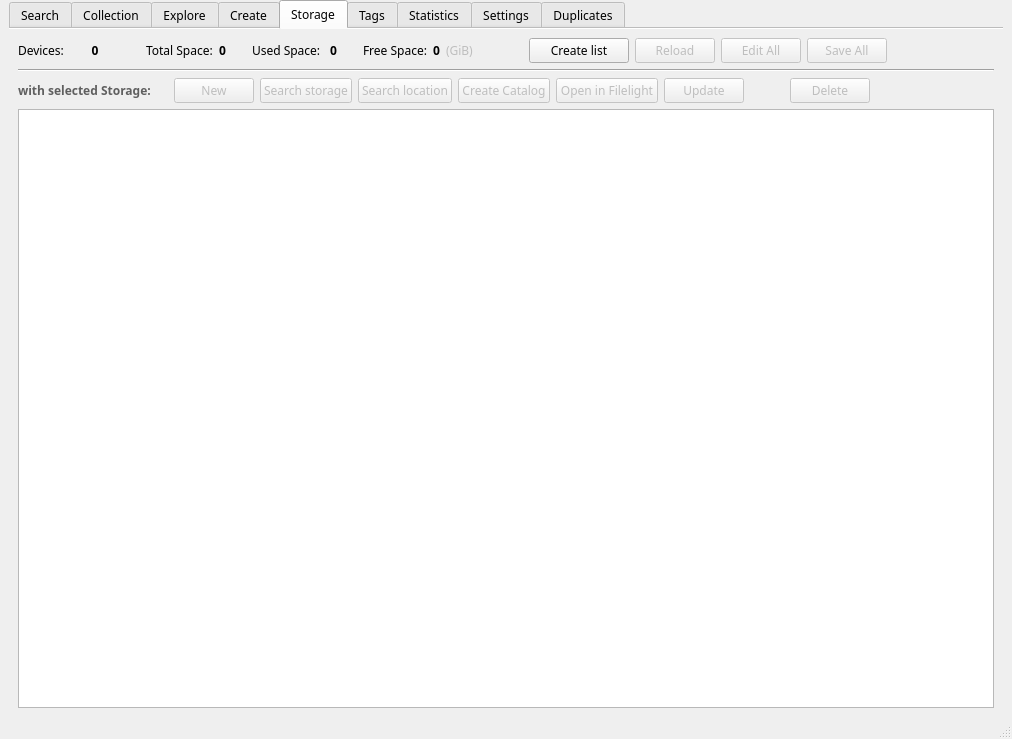
Before: the Qt Designer form mainwindow.ui in StephaneCouturier/Katalog, drawn with Qt 5.
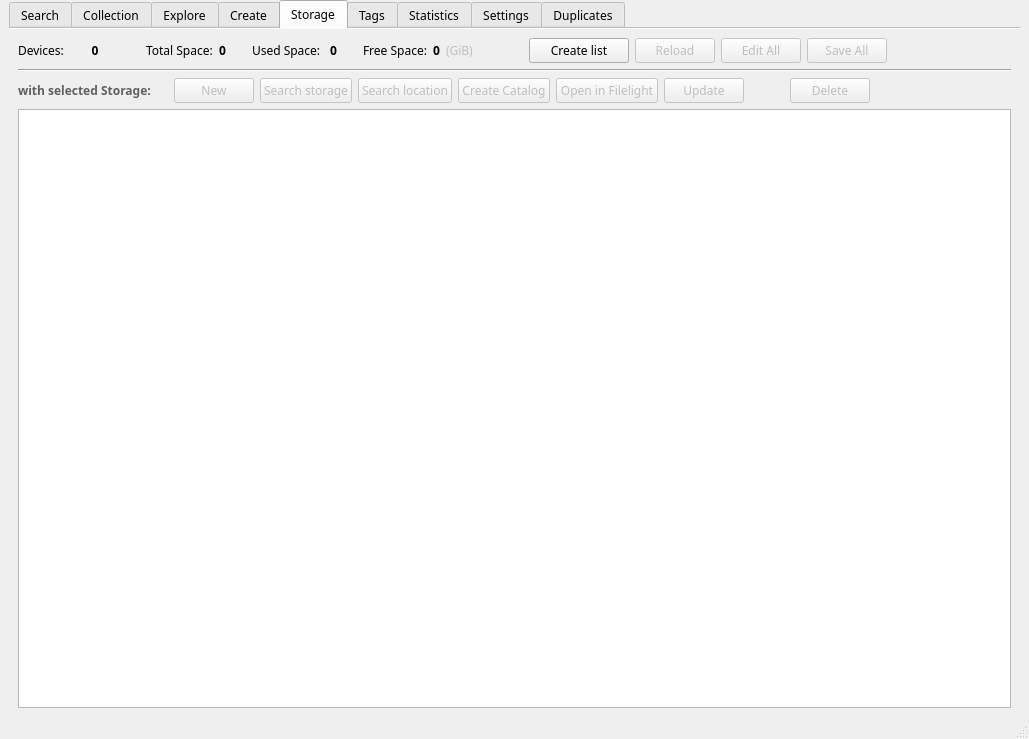
After: the same form once the commit is applied. The open tabs and pages were chosen to show the change. Icons and pictures are not drawn. Custom widgets are drawn as their Qt base class.

Commit message: https://github.com/StephaneCouturier/Katalog/issues/65

```diff
--- a/mainwindow.ui
+++ b/mainwindow.ui
@@ -9,7 +9,7 @@
    <rect>
     <x>0</x>
     <y>0</y>
-    <width>1012</width>
+    <width>1029</width>
     <height>739</height>
    </rect>
   </property>
@@ -95,9 +95,6 @@
       <property name="movable">
        <bool>false</bool>
       </property>
-      <property name="tabBarAutoHide">
-       <bool>false</bool>
-      </property>
       <widget class="QWidget" name="T_SearchFiles">
        <property name="accessibleName">
         <string/>
@@ -2186,7 +2183,14 @@
         <item row="3" column="0">
          <layout class="QGridLayout" name="gridLayout_8">
           <item row="0" column="2">
-           <widget class="QTreeView" name="Storage_TrV"/>
+           <widget class="QTreeView" name="Storage_TrV">
+            <property name="alternatingRowColors">
+             <bool>true</bool>
+            </property>
+            <property name="sortingEnabled">
+             <bool>true</bool>
+            </property>
+           </widget>
           </item>
          </layout>
         </item>
```
Left out of the diff: 8 changed lines with no effect on the pictures.
